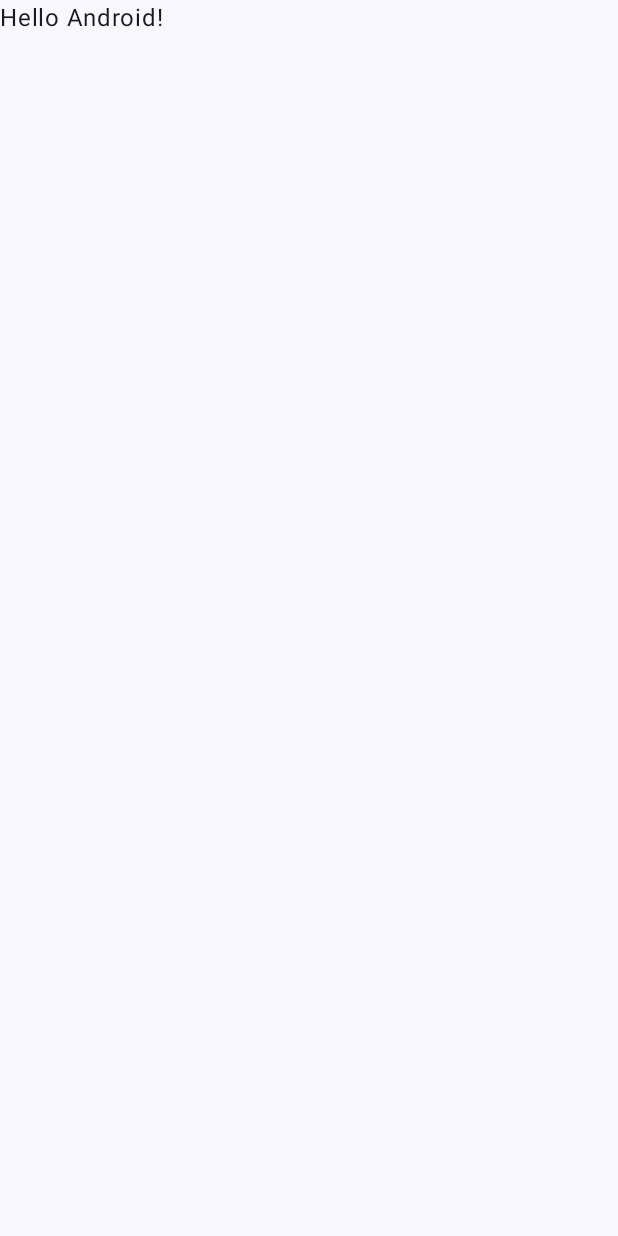
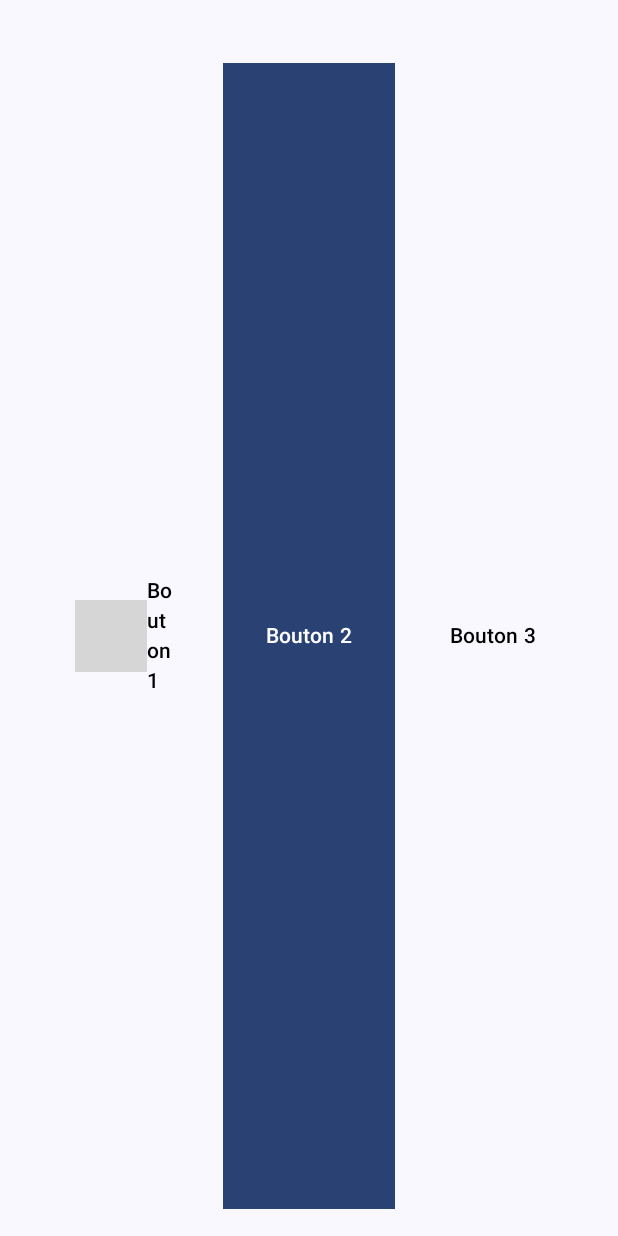
Before and after one commit to knightmar/home-smartcare, an Android app built with Jetpack Compose: the screen it shows after launch (MainActivity), on a phone screen of 412 x 824 dp. Before the commit the screen is almost empty. Run offline under Robolectric (Android 15) with nearby library versions, the phone set to English and light mode, and no system bars; 2 statements that could not run were skipped; grey boxes are pictures that could not be loaded.

Commit message:
BoutonAppliOkSansImage

```diff
--- a/app/src/main/java/fr/knightmar/myapplication/MainActivity.kt
+++ b/app/src/main/java/fr/knightmar/myapplication/MainActivity.kt
@@ -4,14 +4,26 @@ import android.os.Bundle
 import androidx.activity.ComponentActivity
 import androidx.activity.compose.setContent
 import androidx.activity.enableEdgeToEdge
+import androidx.compose.foundation.Image
+import androidx.compose.foundation.layout.Arrangement
 import androidx.compose.foundation.layout.fillMaxSize
 import androidx.compose.foundation.layout.padding
+import androidx.compose.foundation.layout.width
 import androidx.compose.material3.Scaffold
 import androidx.compose.material3.Text
 import androidx.compose.runtime.Composable
 import androidx.compose.ui.Modifier
 import androidx.compose.ui.tooling.preview.Preview
+import androidx.compose.ui.unit.dp
 import fr.knightmar.myapplication.ui.theme.MyApplicationTheme
+import androidx.compose.foundation.layout.*
+import androidx.compose.material3.*
+import androidx.compose.ui.Alignment
+import androidx.compose.ui.graphics.RectangleShape
+import androidx.compose.ui.graphics.Color
+import androidx.compose.material3.ButtonDefaults
+import androidx.compose.ui.res.painterResource
+
 
 class MainActivity : ComponentActivity() {
     override fun onCreate(savedInstanceState: Bundle?) {
@@ -20,9 +32,8 @@ class MainActivity : ComponentActivity() {
         setContent {
             MyApplicationTheme {
                 Scaffold(modifier = Modifier.fillMaxSize()) { innerPadding ->
-                    Greeting(
-                        name = "Android",
-                        modifier = Modifier.padding(innerPadding)
+                    JustDance(
+                        modifier = Modifier.padding(innerPadding).padding(10.dp)
                     )
                 }
             }
@@ -31,7 +42,69 @@ class MainActivity : ComponentActivity() {
 }
 
 @Composable
-fun Greeting(name: String, modifier: Modifier = Modifier) {
+fun JustDance(modifier: Modifier = Modifier) {
+    Column(
+        modifier = modifier
+            .fillMaxSize() // Remplit tout l'écran
+            .padding(start = 16.dp, end = 16.dp, top = 8.dp, bottom = 8.dp),
+        verticalArrangement = Arrangement.spacedBy(8.dp) // Espacement entre les éléments
+    ) {
+        Spacer(modifier = Modifier.height(16.dp)) // Espace avant les boutons
+
+        Row(
+            modifier = Modifier.weight(1f), // Fait en sorte que les boutons prennent toute la hauteur dispo
+            horizontalArrangement = Arrangement.spacedBy(8.dp) // Espace entre les boutons
+        ) {
+            Button(
+                onClick = { /* Action bouton 1 */ },
+                modifier = Modifier
+                    .weight(1f) // Chaque bouton prend 1/3 de la largeur
+                    .fillMaxHeight(), // Chaque bouton prend toute la hauteur
+                shape = RectangleShape,
+                colors = ButtonColors(
+                    containerColor = Color.Transparent,
+                    contentColor = Color.Black,
+                    disabledContainerColor = Color.Cyan,
+                    disabledContentColor = Color.White
+                )
+
+            ) {
+                Image(
+                    painter = painterResource(id = R.)
+                )
+                Text("Bouton 1")
+            }
+            Button(
+                onClick = { /* Action bouton 2 */ },
+                modifier = Modifier
+                    .weight(1f)
+                    .fillMaxHeight(),
+                shape = RectangleShape
+            ) {
+                Text("Bouton 2")
+            }
+            Button(
+                onClick = { /* Action bouton 3 */ },
+                modifier = Modifier
+                    .weight(1f)
+                    .fillMaxHeight(),
+                shape = RectangleShape,
+                colors = ButtonColors(
+                    containerColor = Color.Transparent,
+                    contentColor = Color.Black,
+                    disabledContainerColor = Color.Cyan,
+                    disabledContentColor = Color.White
+            )
+            ) {
+                Text("Bouton 3")
+            }
+        }
+    }
+}
+
+
+@Composable
+fun Greeting(name: String, modifier: Modifier = Modifier, modifierDeux: Modifier = Modifier) {
     Text(
         text = "Hello $name!",
         modifier = modifier
```
Also changed, not shown: 1 other file.
